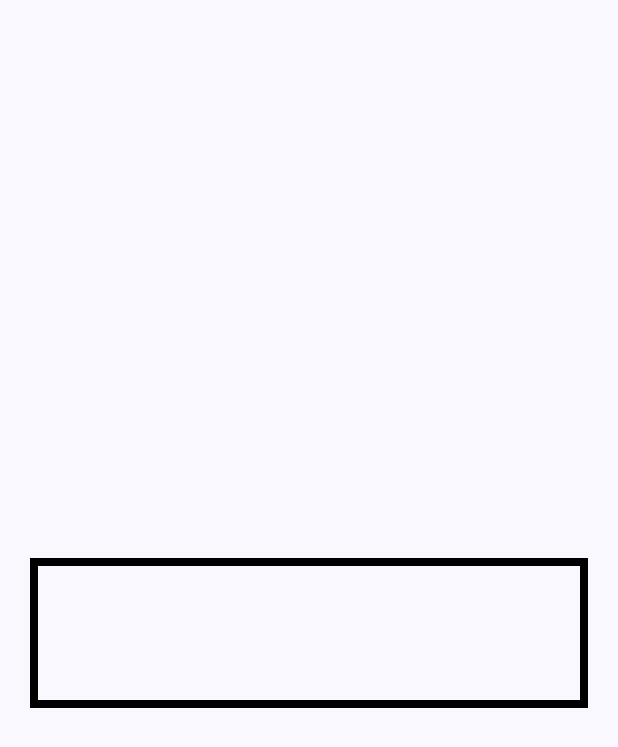
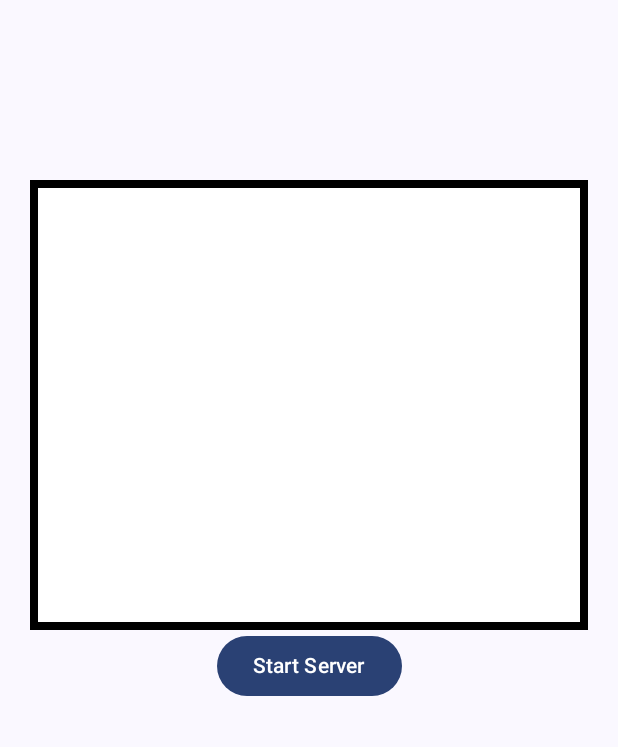
Before and after one commit to SukritLove/SocketSSLServer-Ktor, an Android app built with Jetpack Compose: the screen it shows after launch (MainActivity), on a phone screen of 412 x 824 dp. Shown: the top 747 px of the screen. Run offline under Robolectric (Android 15) with nearby library versions, the phone set to English and light mode, and no system bars.

Commit message:
Add other function

```diff
--- a/app/build.gradle.kts
+++ b/app/build.gradle.kts
@@ -73,7 +73,9 @@ dependencies {
     implementation("io.ktor:ktor-network:3.0.0-beta-1")
     implementation("io.ktor:ktor-network-tls:3.0.0-beta-1")
     implementation("io.ktor:ktor-network-tls-certificates:3.0.0-beta-1")
+
     implementation("io.ktor:ktor-client-core:3.0.0-beta-1")
     implementation("io.ktor:ktor-client-cio:3.0.0-beta-1")
 
+
 }
--- a/app/src/main/AndroidManifest.xml
+++ b/app/src/main/AndroidManifest.xml
@@ -2,7 +2,9 @@
 <manifest xmlns:android="http://schemas.android.com/apk/res/android"
     xmlns:tools="http://schemas.android.com/tools">
 
+    <uses-permission android:name="android.permission.INTERNET" />
     <uses-permission android:name="android.permission.ACCESS_NETWORK_STATE" />
+
     <application
         android:allowBackup="true"
         android:dataExtractionRules="@xml/data_extraction_rules"
--- a/app/src/main/java/com/example/socketsslserver/AppScreen.kt
+++ b/app/src/main/java/com/example/socketsslserver/AppScreen.kt
@@ -2,7 +2,6 @@ package com.example.socketsslserver
 
 import androidx.compose.foundation.background
 import androidx.compose.foundation.border
-import androidx.compose.foundation.layout.Arrangement
 import androidx.compose.foundation.layout.Box
 import androidx.compose.foundation.layout.Column
 import androidx.compose.foundation.layout.Spacer
@@ -10,7 +9,8 @@ import androidx.compose.foundation.layout.fillMaxSize
 import androidx.compose.foundation.layout.fillMaxWidth
 import androidx.compose.foundation.layout.height
 import androidx.compose.foundation.layout.padding
-import androidx.compose.material3.MaterialTheme
+import androidx.compose.foundation.lazy.LazyColumn
+import androidx.compose.material3.Button
 import androidx.compose.material3.Text
 import androidx.compose.runtime.Composable
 import androidx.compose.runtime.LaunchedEffect
@@ -23,49 +23,82 @@ import androidx.compose.ui.Modifier
 import androidx.compose.ui.graphics.Color
 import androidx.compose.ui.text.TextStyle
 import androidx.compose.ui.unit.dp
+import androidx.compose.ui.unit.sp
 import com.example.socketsslserver.core.ClientMessage
 import com.example.socketsslserver.core.PlatformNetworkingUtils
 import com.example.socketsslserver.core.startServer
+import kotlinx.coroutines.DelicateCoroutinesApi
 import kotlinx.coroutines.Dispatchers
 import kotlinx.coroutines.launch
-import kotlinx.coroutines.withContext
 
+@OptIn(DelicateCoroutinesApi::class)
 @Composable
 fun AppScreen(networkUtils: PlatformNetworkingUtils) {
     var deviceIpAddress by remember { mutableStateOf<String?>("") }
+
+    var serverStarted by remember { mutableStateOf(false) }
+    var serverStatus by remember { mutableStateOf("") }
     val message = ClientMessage.messages.message
+
 
     LaunchedEffect(Unit) {
         deviceIpAddress = networkUtils.getCurrentWifiIpAddress()
     }
 
-    LaunchedEffect(deviceIpAddress) {
-        launch {
-            withContext(Dispatchers.IO) {
+
+    LaunchedEffect(serverStarted) {
+
+        println("Server Status:: $serverStatus")
+        launch(Dispatchers.IO) {
+            if (serverStarted) {
                 startServer(deviceIpAddress.orEmpty())
             }
         }
     }
+
     Column(
         Modifier
             .fillMaxSize()
             .padding(20.dp),
-        horizontalAlignment = Alignment.CenterHorizontally,
-        verticalArrangement = Arrangement.Center
+        horizontalAlignment = Alignment.CenterHorizontally
     ) {
+        Spacer(modifier = Modifier.padding(40.dp))
         deviceIpAddress?.let { Text("Server is listening on $it :: 4001") }
 
         Spacer(modifier = Modifier.padding(10.dp))
         Box(
             modifier = Modifier
                 .fillMaxWidth()
-                .height(100.dp)
+                .height(300.dp)
+                .background(Color.White)
                 .border(5.dp, Color.Black)
         ) {
+            LazyColumn(Modifier.fillMaxSize()) {
+                item {
+                    Text(
+                        text = message,
+                        style = TextStyle(color = Color.Black, fontSize = 30.sp),
+                        modifier = Modifier.padding(10.dp)
+                    )
+                }
+            }
+
+        }
+
+        Button(onClick = {
+            serverStatus = if (!serverStarted) {
+                "Start"
+            } else {
+                "Stop"
+            }
+            serverStarted = !serverStarted
+        }) {
             Text(
-                text = message,
-                style = TextStyle(Color.Black),
-                modifier = Modifier.padding(10.dp)
+                text = if (!serverStarted) {
+                    "Start Server"
+                } else {
+                    "Stop Server"
+                }
             )
         }
 
--- a/app/src/main/java/com/example/socketsslserver/core/Server.kt
+++ b/app/src/main/java/com/example/socketsslserver/core/Server.kt
@@ -8,14 +8,11 @@ import io.ktor.utils.io.core.use
 import io.ktor.utils.io.readUTF8Line
 import io.ktor.utils.io.writeStringUtf8
 import kotlinx.coroutines.Dispatchers
-import kotlinx.coroutines.IO
 
 
 suspend fun startServer(ipAddress: String) {
     println("Server Start...")
     println("IpAddress : $ipAddress")
-
-    try {
     val selectorManager = SelectorManager(Dispatchers.IO)
     val serverSocket = aSocket(selectorManager).tcp().bind(ipAddress, 4001)
 
@@ -32,7 +29,9 @@ suspend fun startServer(ipAddress: String) {
 
                 val message: String? = receiveChannel.readUTF8Line()
                 println(message)
-                    ClientMessage.messages = MessageData(message?: "No message yet")
+                ClientMessage.messages = MessageData(
+                    ClientMessage.messages.message + "${message ?: ""}\n"
+                )
                 sendChannel.writeStringUtf8("[Receive] your message is \"$message\"")
             } catch (e: Throwable) {
                 println("Error : $e")
@@ -41,7 +40,4 @@ suspend fun startServer(ipAddress: String) {
             }
         }
     }
-    } catch (_e: Throwable) {
-        println("Error $_e")
 }
-}
```
Lines whose indentation alone changed are shown as unchanged.
